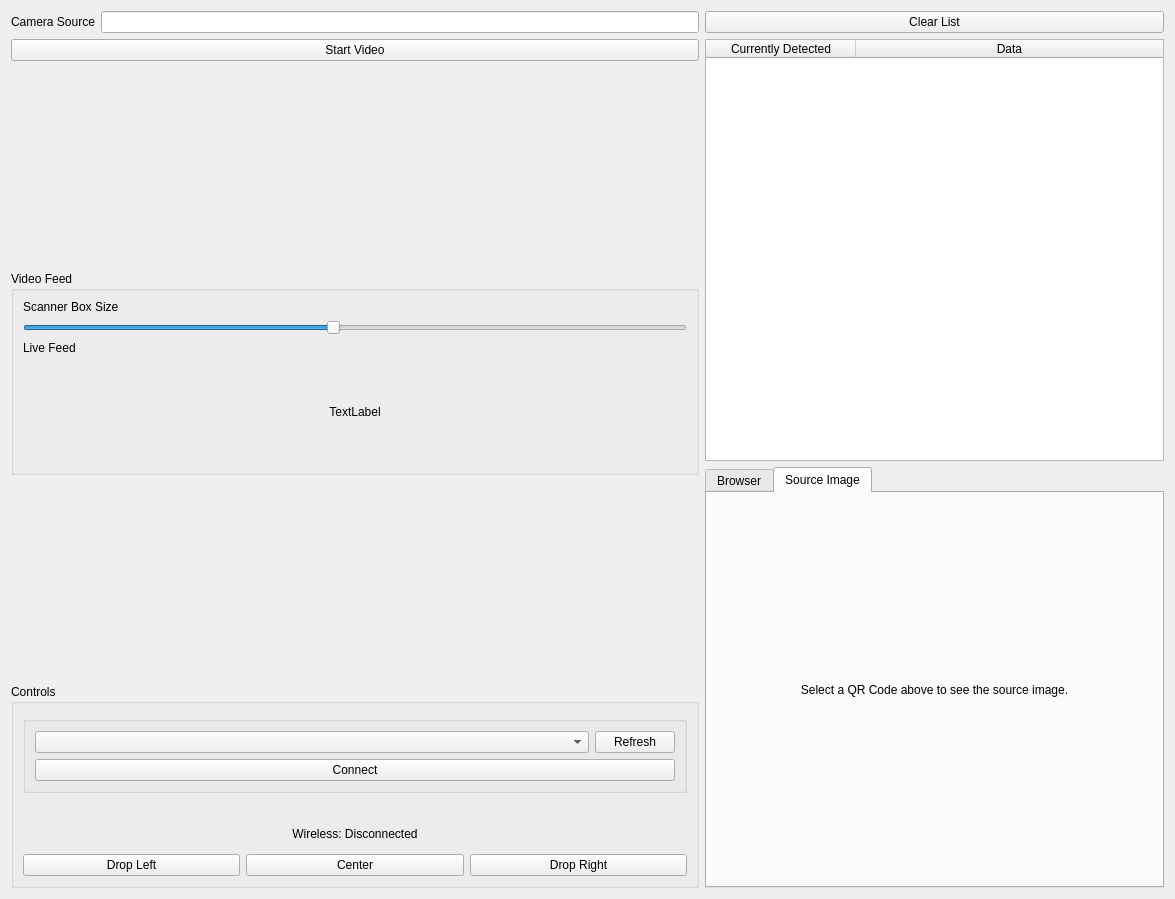
The window that interface.ui (bwees/LSA_Challenge) describes before a commit, drawn with Qt 5.
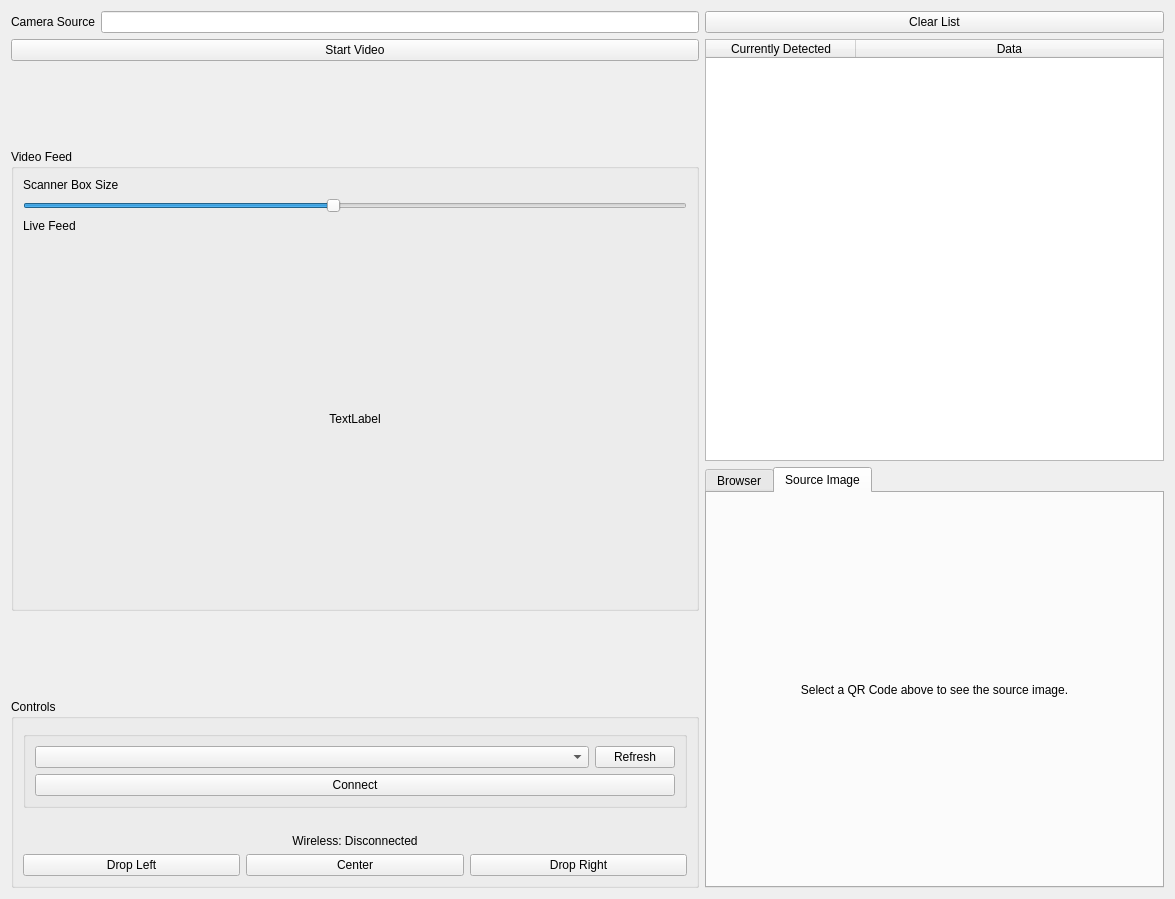
The same window after the commit. Icons and pictures are not drawn.

What changed in the file:
```diff
--- a/interface.ui
+++ b/interface.ui
@@ -92,7 +92,7 @@
         <item>
          <widget class="QLabel" name="liveView">
           <property name="sizePolicy">
-           <sizepolicy hsizetype="MinimumExpanding" vsizetype="Expanding">
+           <sizepolicy hsizetype="Expanding" vsizetype="Expanding">
             <horstretch>0</horstretch>
             <verstretch>0</verstretch>
            </sizepolicy>
@@ -100,7 +100,7 @@
           <property name="minimumSize">
            <size>
             <width>0</width>
-            <height>0</height>
+            <height>360</height>
            </size>
           </property>
           <property name="maximumSize">
```
